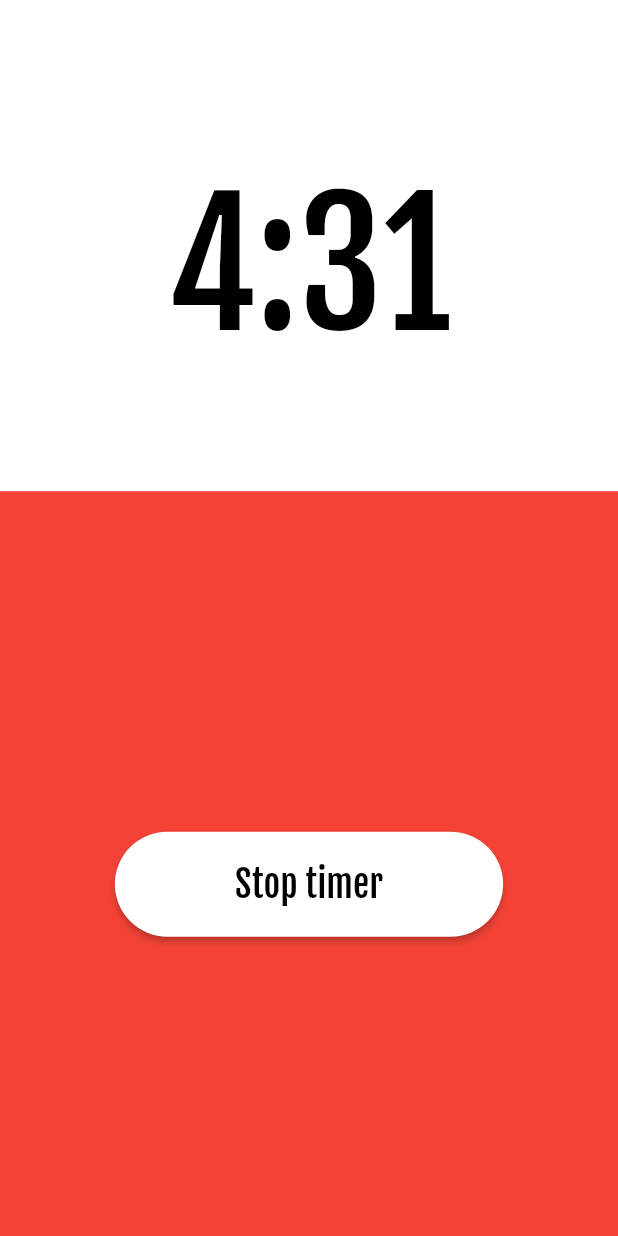
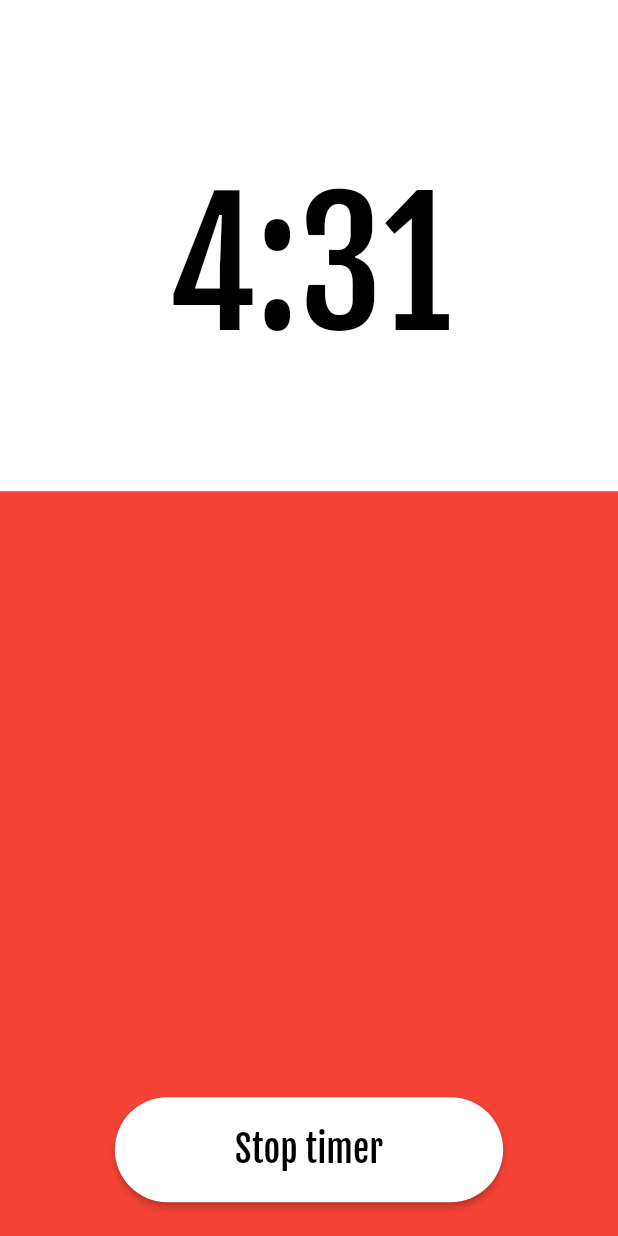
Before and after one commit to achernoprudov/pomodoro, a Flutter app: the screen it shows after launch, scrolled down 576 dp, on a phone screen of 412 x 824 dp. Run offline on Flutter 3.47's test engine with Material 2 defaults, Android fonts, the phone set to English and light mode, and no system bars.

Commit message:
move button lower

```diff
--- a/lib/src/picker/picker_page.dart
+++ b/lib/src/picker/picker_page.dart
@@ -18,7 +18,9 @@ class PickerPage extends StatelessWidget {
           ScaleWidget(
             itemsCount: 30,
           ),
-          Center(
+          Container(
+            alignment: Alignment.bottomCenter,
+            padding: EdgeInsets.only(bottom: 50),
             child: StartTimerButton(),
           ),
         ],
--- a/lib/src/picker/start_timer_button.dart
+++ b/lib/src/picker/start_timer_button.dart
@@ -12,12 +12,14 @@ class StartTimerButton extends StatelessWidget {
             curve: Curves.easeIn,
             duration: Duration(milliseconds: 100),
             opacity: viewModel.timerValue == 0 ? 0 : 1,
-            child: TimerButton(
+            child: IgnorePointer(
+              ignoring: viewModel.timerValue == 0,
+                child: TimerButton(
               title: 'Start timer',
               backgroundColor: Colors.red,
               foregroundColor: Colors.white,
               onPressed: viewModel.startTimer,
-            ));
+            )));
       },
     );
   }
--- a/lib/src/timer/timer_page.dart
+++ b/lib/src/timer/timer_page.dart
@@ -14,7 +14,9 @@ class TimerPage extends StatelessWidget {
         child: TimerWidget(),
       ),
       bottomChildColor: Colors.red,
-      bottomChild: Center(
+      bottomChild: Container(
+        alignment: Alignment.bottomCenter,
+        padding: EdgeInsets.only(bottom: 50),
         child: ScopedModelDescendant<HomeViewModel>(
           rebuildOnChange: false,
           builder: (context, _, viewModel) {
```
